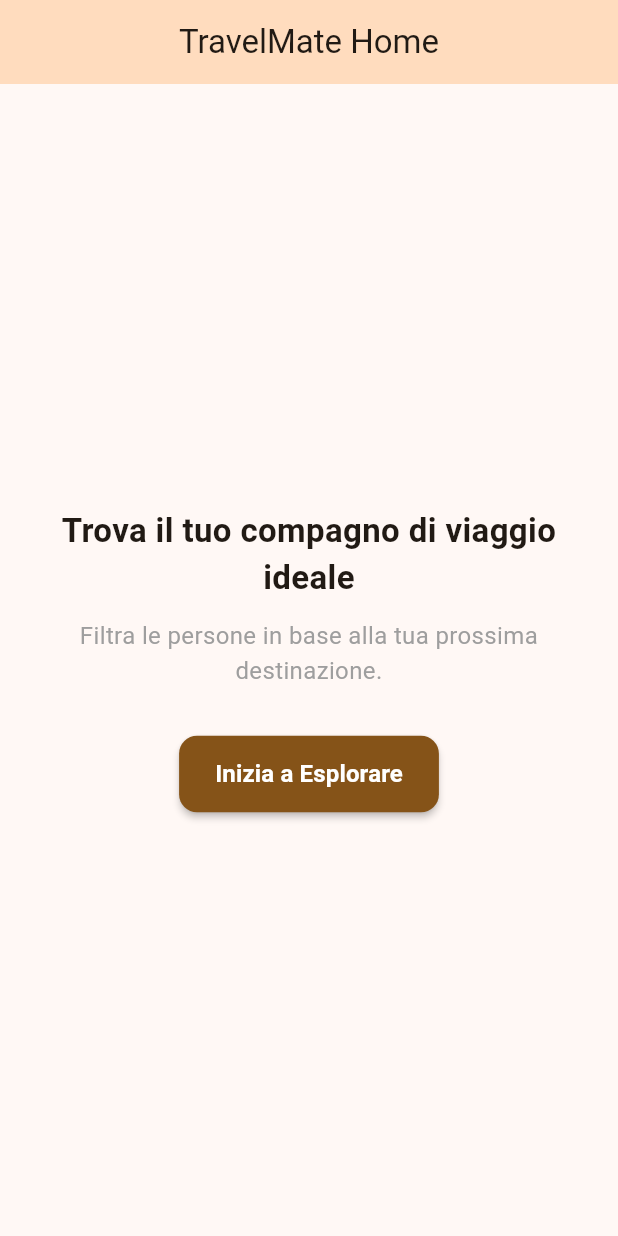
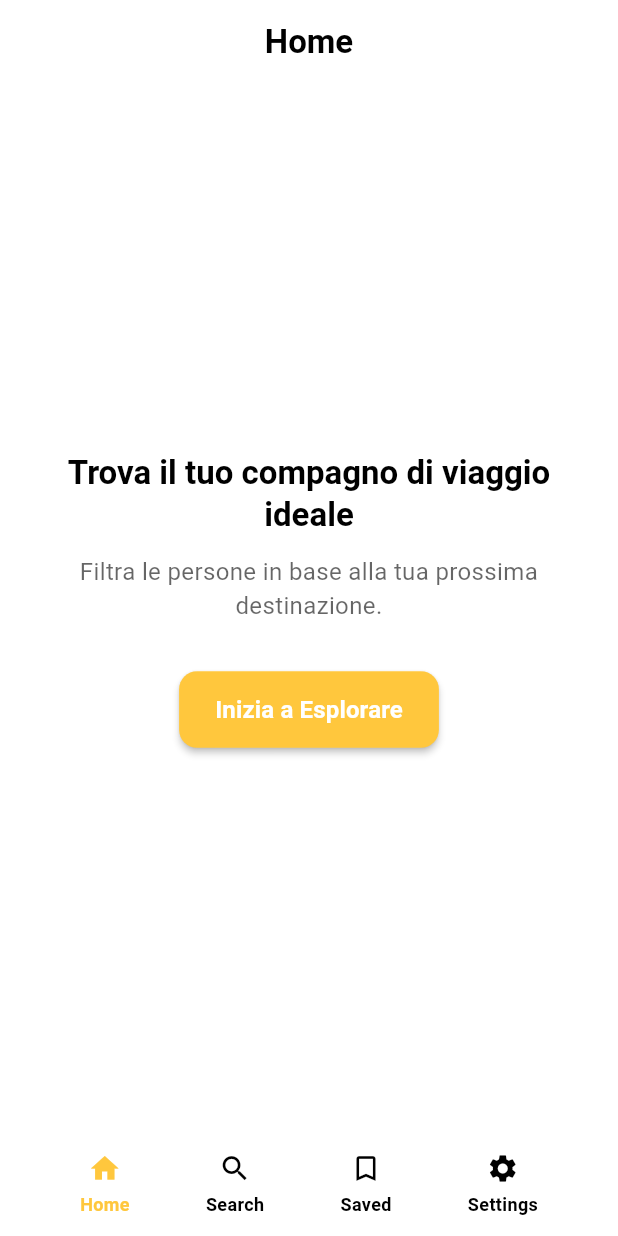
Before and after one commit to Simo-2004/TravelMate, a Flutter app: the screen it shows after launch, after a tap on "Inizia a Esplorare", on a phone screen of 412 x 824 dp. Run offline on Flutter 3.47's test engine with Material 3 defaults, Android fonts, the phone set to English and light mode, and no system bars; our stand-ins replace flutter_svg.

Commit message:
Add navigation shell, base screen, theme, and core constants
Introduce core design tokens and theming (AppColors, AppSizes, AppStrings, AppTheme) and wire them into the app.

Add a NavigationConfig and NavigationShell with a bottom navigation implementation and default navigation items (Home, Search, Saved, Settings).

Create simple feature screens for Search, Saved, and Settings and refactor HomeScreen and CustomButton to use the new theme, sizes, and strings.

Update main.dart to use AppTheme and start with NavigationShell, add flutter_svg and assets entries to pubspec, and update .gitignore.

```diff
--- /dev/null
+++ b/lib/core/constants/app_colors.dart
@@ -0,0 +1,8 @@
+import 'package:flutter/material.dart';
+
+class AppColors {
+  static const Color yellow = Color(0xFFFFC73D);
+  static const Color black = Colors.black;
+  static const Color white = Colors.white;
+  static const Color blackAlpha60 = Color(0x99000000);
+}
--- /dev/null
+++ b/lib/core/constants/app_sizes.dart
@@ -0,0 +1,23 @@
+class AppSizes {
+  static const double padL = 24;
+  static const double padM = 12;
+  static const double padS = 8;
+  static const double padXs = 4;
+
+  static const double spaceS = padM;
+  static const double spaceM = padL;
+  static const double spaceL = 32;
+
+  static const double radiusM = 12;
+  static const double iconM = 22;
+
+  static const double textSm = 12;
+  static const double textMd = 16;
+  static const double textLg = 22;
+
+  static const double buttonElevation = 2;
+  static const double navElevation = 8;
+
+  static const double buttonH = padL;
+  static const double buttonV = 14;
+}
--- /dev/null
+++ b/lib/core/constants/app_strings.dart
@@ -0,0 +1,21 @@
+class AppStrings {
+  static const String appTitle = 'TravelMate';
+
+  static const String navHomeLabel = 'Home';
+  static const String navSearchLabel = 'Search';
+  static const String navSavedLabel = 'Saved';
+  static const String navSettingsLabel = 'Settings';
+
+  static const String pageHomeTitle = 'Home';
+  static const String pageSearchTitle = 'Search';
+  static const String pageSavedTitle = 'Saved Items';
+  static const String pageSettingsTitle = 'Settings';
+
+  static const String homeHeadline =
+      'Trova il tuo compagno di viaggio ideale';
+  static const String homeSubtitle =
+      'Filtra le persone in base alla tua prossima destinazione.';
+  static const String homeCta = 'Inizia a Esplorare';
+  static const String homeCtaLog =
+      "L'utente vuole cercare compagni di viaggio!";
+}
--- /dev/null
+++ b/lib/core/theme/app_theme.dart
@@ -0,0 +1,74 @@
+import 'package:flutter/material.dart';
+
+import 'package:travelmate/core/constants/app_colors.dart';
+import 'package:travelmate/core/constants/app_sizes.dart';
+
+class AppTheme {
+  static ThemeData light() {
+    const colorScheme = ColorScheme(
+      brightness: Brightness.light,
+      primary: AppColors.yellow,
+      onPrimary: AppColors.black,
+      primaryContainer: AppColors.yellow,
+      onPrimaryContainer: AppColors.black,
+      secondary: AppColors.yellow,
+      onSecondary: AppColors.black,
+      secondaryContainer: AppColors.yellow,
+      onSecondaryContainer: AppColors.black,
+      tertiary: AppColors.yellow,
+      onTertiary: AppColors.black,
+      tertiaryContainer: AppColors.yellow,
+      onTertiaryContainer: AppColors.black,
+      error: AppColors.black,
+      onError: AppColors.white,
+      errorContainer: AppColors.black,
+      onErrorContainer: AppColors.white,
+      surface: AppColors.white,
+      onSurface: AppColors.black,
+      surfaceVariant: AppColors.white,
+      onSurfaceVariant: AppColors.black,
+      outline: AppColors.blackAlpha60,
+      outlineVariant: AppColors.blackAlpha60,
+      shadow: AppColors.black,
+      scrim: AppColors.blackAlpha60,
+      inverseSurface: AppColors.black,
+      onInverseSurface: AppColors.white,
+      inversePrimary: AppColors.yellow,
+      surfaceTint: AppColors.yellow,
+    );
+
+    return ThemeData(
+      colorScheme: colorScheme,
+      scaffoldBackgroundColor: AppColors.white,
+      useMaterial3: true,
+      appBarTheme: const AppBarTheme(
+        backgroundColor: AppColors.white,
+        foregroundColor: AppColors.black,
+        surfaceTintColor: AppColors.white,
+        elevation: 0,
+        centerTitle: true,
+      ),
+      textTheme: const TextTheme(
+        titleLarge: TextStyle(
+          fontSize: AppSizes.textLg,
+          fontWeight: FontWeight.bold,
+          color: AppColors.black,
+        ),
+        bodyMedium: TextStyle(
+          fontSize: AppSizes.textMd,
+          color: AppColors.blackAlpha60,
+        ),
+        labelLarge: TextStyle(
+          fontSize: AppSizes.textMd,
+          fontWeight: FontWeight.bold,
+          color: AppColors.white,
+        ),
+        labelSmall: TextStyle(
+          fontSize: AppSizes.textSm,
+          fontWeight: FontWeight.w600,
+          color: AppColors.black,
+        ),
+      ),
+    );
+  }
+}
--- a/lib/features/home/home_screen.dart
+++ b/lib/features/home/home_screen.dart
@@ -1,6 +1,8 @@
 import 'package:flutter/material.dart';
 
 // Personalized file imports
+import 'package:travelmate/core/constants/app_sizes.dart';
+import 'package:travelmate/core/constants/app_strings.dart';
 import 'package:travelmate/shared/widgets/custom_button.dart';
 
 class HomeScreen extends StatelessWidget {
@@ -8,47 +10,37 @@ class HomeScreen extends StatelessWidget {
 
   @override
   Widget build(BuildContext context) {
-    return Scaffold(
-      appBar: AppBar(
-        title: const Text('TravelMate Home'),
-        // Use the context to get colors from the global theme
-        backgroundColor: Theme.of(context).colorScheme.primaryContainer,
-        centerTitle: true,
-      ),
+    final textTheme = Theme.of(context).textTheme;
 
-      body: Center(
+    return Center(
       child: Padding(
-          padding: const EdgeInsets.all(24.0),
+        padding: const EdgeInsets.all(AppSizes.padL),
         child: Column(
           mainAxisAlignment: MainAxisAlignment.center,
           children: [
-              const Text(
-                'Trova il tuo compagno di viaggio ideale',
+            Text(
+              AppStrings.homeHeadline,
               textAlign: TextAlign.center,
-                style: TextStyle(
-                  fontSize: 22,
-                  fontWeight: FontWeight.bold,
+              style: textTheme.titleLarge,
             ),
+            const SizedBox(height: AppSizes.spaceS),
+            Text(
+              AppStrings.homeSubtitle,
+              textAlign: TextAlign.center,
+              style: textTheme.bodyMedium,
             ),
-              const SizedBox(height: 12),
-              const Text(
-                'Filtra le persone in base alla tua prossima destinazione.',
-                textAlign: TextAlign.center,
-                style: TextStyle(fontSize: 16, color: Colors.grey),
-              ),
-              const SizedBox(height: 32),
+            const SizedBox(height: AppSizes.spaceL),
 
             // CustomButton call
             CustomButton(
-                text: "Inizia a Esplorare",
+              text: AppStrings.homeCta,
               onPressed: () {
-                  print("L'utente vuole cercare compagni di viaggio!");
+                debugPrint(AppStrings.homeCtaLog);
               },
             ),
           ],
         ),
       ),
-      ),
     );
   }
 }
--- /dev/null
+++ b/lib/features/navigation/navigation_config.dart
@@ -0,0 +1,133 @@
+import 'package:flutter/material.dart';
+
+import 'package:travelmate/core/constants/app_colors.dart';
+import 'package:travelmate/core/constants/app_sizes.dart';
+import 'package:travelmate/core/constants/app_strings.dart';
+import 'package:travelmate/features/home/home_screen.dart';
+import 'package:travelmate/features/saved/saved_items_screen.dart';
+import 'package:travelmate/features/search/search_screen.dart';
+import 'package:travelmate/features/settings/settings_screen.dart';
+
+class NavigationItem {
+  final String label;
+  final String title;
+  final IconData icon;
+  final String? svgAsset;
+  final Widget page;
+
+  const NavigationItem({
+    required this.label,
+    required this.title,
+    required this.icon,
+    this.svgAsset,
+    required this.page,
+  });
+}
+
+class NavigationStyle {
+  final Color backgroundColor;
+  final Color selectedColor;
+  final Color unselectedColor;
+  final double elevation;
+  final EdgeInsetsGeometry padding;
+  final EdgeInsetsGeometry itemPadding;
+  final BorderRadius itemRadius;
+  final double iconSize;
+  final double labelSpacing;
+  final TextStyle selectedLabelStyle;
+  final TextStyle unselectedLabelStyle;
+
+  const NavigationStyle({
+    required this.backgroundColor,
+    required this.selectedColor,
+    required this.unselectedColor,
+    required this.elevation,
+    required this.padding,
+    required this.itemPadding,
+    required this.itemRadius,
+    required this.iconSize,
+    required this.labelSpacing,
+    required this.selectedLabelStyle,
+    required this.unselectedLabelStyle,
+  });
+
+  Color iconColor(bool isSelected) {
+    return isSelected ? selectedColor : unselectedColor;
+  }
+
+  TextStyle labelStyle(bool isSelected) {
+    return isSelected ? selectedLabelStyle : unselectedLabelStyle;
+  }
+}
+
+class NavigationConfig {
+  final List<NavigationItem> items;
+  final NavigationStyle style;
+  final int initialIndex;
+
+  const NavigationConfig({
+    required this.items,
+    required this.style,
+    this.initialIndex = 0,
+  });
+}
+
+class NavigationDefaults {
+  static const NavigationStyle style = NavigationStyle(
+    backgroundColor: AppColors.white,
+    selectedColor: AppColors.yellow,
+    unselectedColor: AppColors.black,
+    elevation: AppSizes.navElevation,
+    padding: EdgeInsets.symmetric(
+      horizontal: AppSizes.padM,
+      vertical: AppSizes.padS,
+    ),
+    itemPadding: EdgeInsets.symmetric(
+      horizontal: AppSizes.padS,
+      vertical: AppSizes.padXs,
+    ),
+    itemRadius: BorderRadius.all(Radius.circular(AppSizes.radiusM)),
+    iconSize: AppSizes.iconM,
+    labelSpacing: AppSizes.padXs,
+    selectedLabelStyle: TextStyle(
+      fontSize: AppSizes.textSm,
+      fontWeight: FontWeight.bold,
+      color: AppColors.yellow,
+    ),
+    unselectedLabelStyle: TextStyle(
+      fontSize: AppSizes.textSm,
+      fontWeight: FontWeight.w600,
+      color: AppColors.black,
+    ),
+  );
+
+  static const NavigationConfig config = NavigationConfig(
+    items: [
+      const NavigationItem(
+        label: AppStrings.navHomeLabel,
+        title: AppStrings.pageHomeTitle,
+        icon: Icons.home,
+        page: const HomeScreen(),
+      ),
+      const NavigationItem(
+        label: AppStrings.navSearchLabel,
+        title: AppStrings.pageSearchTitle,
+        icon: Icons.search,
+        page: const SearchScreen(),
+      ),
+      const NavigationItem(
+        label: AppStrings.navSavedLabel,
+        title: AppStrings.pageSavedTitle,
+        icon: Icons.bookmark_border,
+        page: const SavedItemsScreen(),
+      ),
+      const NavigationItem(
+        label: AppStrings.navSettingsLabel,
+        title: AppStrings.pageSettingsTitle,
+        icon: Icons.settings,
+        page: const SettingsScreen(),
+      ),
+    ],
+    style: style,
+  );
+}
--- /dev/null
+++ b/lib/features/navigation/navigation_shell.dart
@@ -0,0 +1,132 @@
+import 'package:flutter/material.dart';
+import 'package:flutter_svg/flutter_svg.dart';
+
+import 'package:travelmate/features/navigation/navigation_config.dart';
+
+class NavigationShell extends StatefulWidget {
+  final NavigationConfig config;
+
+  const NavigationShell({
+    super.key,
+    this.config = NavigationDefaults.config,
+  });
+
+  @override
+  State<NavigationShell> createState() => _NavigationShellState();
+}
+
+class _NavigationShellState extends State<NavigationShell> {
+  late int _currentIndex;
+
+  List<NavigationItem> get _items => widget.config.items;
+  NavigationStyle get _style => widget.config.style;
+
+  @override
+  void initState() {
+    super.initState();
+    if (_items.isEmpty) {
+      _currentIndex = 0;
+      return;
+    }
+
+    _currentIndex =
+        widget.config.initialIndex.clamp(0, _items.length - 1) as int;
+  }
+
+  @override
+  Widget build(BuildContext context) {
+    if (_items.isEmpty) {
+      return const Scaffold(
+        body: SizedBox.shrink(),
+      );
+    }
+
+    final currentItem = _items[_currentIndex];
+    final style = _style;
+
+    return Scaffold(
+      appBar: AppBar(
+        title: Text(currentItem.title),
+      ),
+      body: IndexedStack(
+        index: _currentIndex,
+        children: _items.map((item) => item.page).toList(),
+      ),
+      bottomNavigationBar: BottomAppBar(
+        color: style.backgroundColor,
+        elevation: style.elevation,
+        child: SafeArea(
+          top: false,
+          child: Padding(
+            padding: style.padding,
+            child: Row(
+              mainAxisAlignment: MainAxisAlignment.spaceAround,
+              children: List.generate(_items.length, (index) {
+                final item = _items[index];
+                final isSelected = index == _currentIndex;
+
+                return _NavButton(
+                  item: item,
+                  style: style,
+                  isSelected: isSelected,
+                  onTap: () => setState(() => _currentIndex = index),
+                );
+              }),
+            ),
+          ),
+        ),
+      ),
+    );
+  }
+}
+
+class _NavButton extends StatelessWidget {
+  final NavigationItem item;
+  final NavigationStyle style;
+  final bool isSelected;
+  final VoidCallback onTap;
+
+  const _NavButton({
+    required this.item,
+    required this.style,
+    required this.isSelected,
+    required this.onTap,
+  });
+
+  @override
+  Widget build(BuildContext context) {
+    final iconColor = style.iconColor(isSelected);
+    final labelStyle = style.labelStyle(isSelected);
+
+    final Widget iconWidget;
+    if (item.svgAsset != null) {
+      iconWidget = SvgPicture.asset(
+        item.svgAsset!,
+        width: style.iconSize,
+        height: style.iconSize,
+        colorFilter: ColorFilter.mode(iconColor, BlendMode.srcIn),
+      );
+    } else {
+      iconWidget = Icon(item.icon, color: iconColor, size: style.iconSize);
+    }
+
+    return InkWell(
+      onTap: onTap,
+      borderRadius: style.itemRadius,
+      child: Padding(
+        padding: style.itemPadding,
+        child: Column(
+          mainAxisSize: MainAxisSize.min,
+          children: [
+            iconWidget,
+            SizedBox(height: style.labelSpacing),
+            Text(
+              item.label,
+              style: labelStyle,
+            ),
+          ],
+        ),
+      ),
+    );
+  }
+}
--- /dev/null
+++ b/lib/features/saved/saved_items_screen.dart
@@ -0,0 +1,19 @@
+import 'package:flutter/material.dart';
+
+import 'package:travelmate/core/constants/app_strings.dart';
+
+class SavedItemsScreen extends StatelessWidget {
+  const SavedItemsScreen({super.key});
+
+  @override
+  Widget build(BuildContext context) {
+    final textTheme = Theme.of(context).textTheme;
+
+    return Center(
+      child: Text(
+        AppStrings.pageSavedTitle,
+        style: textTheme.titleLarge,
+      ),
+    );
+  }
+}
--- /dev/null
+++ b/lib/features/search/search_screen.dart
@@ -0,0 +1,19 @@
+import 'package:flutter/material.dart';
+
+import 'package:travelmate/core/constants/app_strings.dart';
+
+class SearchScreen extends StatelessWidget {
+  const SearchScreen({super.key});
+
+  @override
+  Widget build(BuildContext context) {
+    final textTheme = Theme.of(context).textTheme;
+
+    return Center(
+      child: Text(
+        AppStrings.pageSearchTitle,
+        style: textTheme.titleLarge,
+      ),
+    );
+  }
+}
--- /dev/null
+++ b/lib/features/settings/settings_screen.dart
@@ -0,0 +1,19 @@
+import 'package:flutter/material.dart';
+
+import 'package:travelmate/core/constants/app_strings.dart';
+
+class SettingsScreen extends StatelessWidget {
+  const SettingsScreen({super.key});
+
+  @override
+  Widget build(BuildContext context) {
+    final textTheme = Theme.of(context).textTheme;
+
+    return Center(
+      child: Text(
+        AppStrings.pageSettingsTitle,
+        style: textTheme.titleLarge,
+      ),
+    );
+  }
+}
--- a/lib/main.dart
+++ b/lib/main.dart
@@ -1,6 +1,8 @@
 import 'package:flutter/material.dart';
 
-import 'package:travelmate/features/home/home_screen.dart';
+import 'package:travelmate/core/constants/app_strings.dart';
+import 'package:travelmate/core/theme/app_theme.dart';
+import 'package:travelmate/features/navigation/navigation_shell.dart';
 
 void main() {
   runApp(const TravelMateApp());
@@ -12,14 +14,10 @@ class TravelMateApp extends StatelessWidget {
   @override
   Widget build(BuildContext context) {
     return MaterialApp(
-      title: 'TravelMate',
+      title: AppStrings.appTitle,
       debugShowCheckedModeBanner: false,
-      theme: ThemeData(
-        colorScheme: ColorScheme.fromSeed(seedColor: Colors.orange),
-        useMaterial3: true,
-      ),
-
-      home: const HomeScreen(),
+      theme: AppTheme.light(),
+      home: const NavigationShell(),
     );
   }
 }
--- a/lib/shared/widgets/custom_button.dart
+++ b/lib/shared/widgets/custom_button.dart
@@ -1,4 +1,7 @@
 import 'package:flutter/material.dart';
+
+import 'package:travelmate/core/constants/app_colors.dart';
+import 'package:travelmate/core/constants/app_sizes.dart';
 
 class CustomButton extends StatelessWidget {
   // Button properties that will change every time we use the button
@@ -18,20 +21,20 @@ class CustomButton extends StatelessWidget {
     return ElevatedButton(
       style: ElevatedButton.styleFrom(
         backgroundColor: color ?? Theme.of(context).colorScheme.primary,
-        foregroundColor: Colors.white,
-        padding: const EdgeInsets.symmetric(horizontal: 24, vertical: 14),
+        foregroundColor: AppColors.white,
+        padding: const EdgeInsets.symmetric(
+          horizontal: AppSizes.buttonH,
+          vertical: AppSizes.buttonV,
+        ),
         shape: RoundedRectangleBorder(
-          borderRadius: BorderRadius.circular(12),
+          borderRadius: BorderRadius.circular(AppSizes.radiusM),
         ),
-        elevation: 2,
+        elevation: AppSizes.buttonElevation,
       ),
       onPressed: onPressed,
       child: Text(
         text,
-        style: const TextStyle(
-          fontSize: 16,
-          fontWeight: FontWeight.bold,
-        ),
+        style: Theme.of(context).textTheme.labelLarge,
       ),
     );
   }
--- a/pubspec.yaml
+++ b/pubspec.yaml
@@ -34,6 +34,7 @@ dependencies:
   # The following adds the Cupertino Icons font to your application.
   # Use with the CupertinoIcons class for iOS style icons.
   cupertino_icons: ^1.0.8
+  flutter_svg: ^2.0.10
 
 dev_dependencies:
   flutter_test:
@@ -56,6 +57,10 @@ flutter:
   # included with your application, so that you can use the icons in
   # the material Icons class.
   uses-material-design: true
+
+  assets:
+    - assets/icons/
+    - assets/images/
 
   # To add assets to your application, add an assets section, like this:
   # assets:
```
Also changed, not shown: 1 other file. Lines whose indentation alone changed are shown as unchanged.
